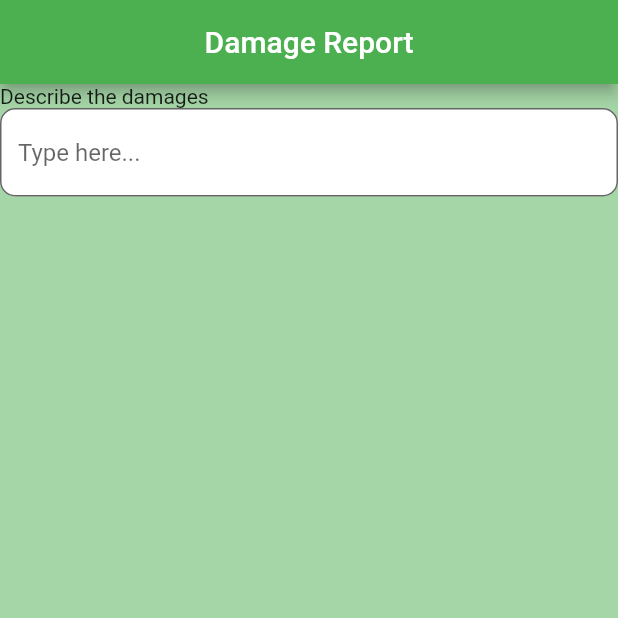
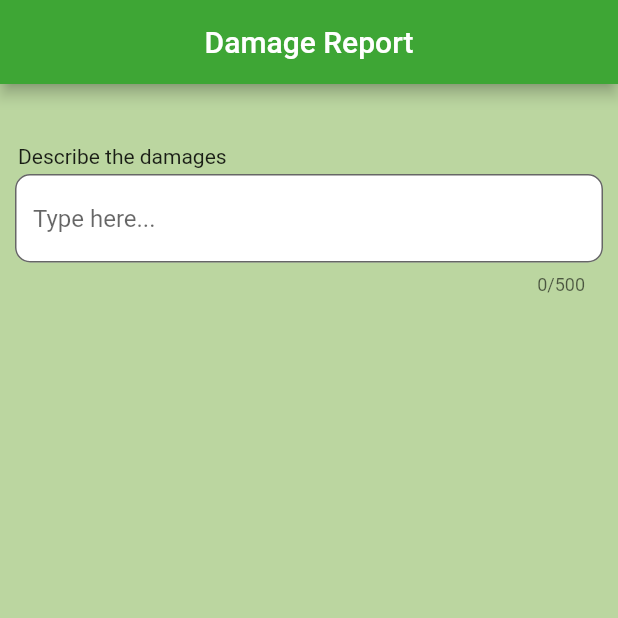
Before and after one commit to MattyMcF4tty/Report_Sender, a Flutter app: the screen it shows after launch, on a phone screen of 412 x 824 dp, the top half of it. Run offline on Flutter 3.47's test engine with Material 2 defaults, Android fonts, the light colour scheme and no system bars.

Commit message:
text limit, vertical alignment and focus color

```diff
--- a/reportsender/lib/main.dart
+++ b/reportsender/lib/main.dart
@@ -1,5 +1,6 @@
 import 'package:flutter/material.dart';
 import 'package:reportsender/screens/damage_report.dart';
+import 'package:reportsender/style/my_colors.dart';
 
 void main() {
   runApp(const MyApp());
--- a/reportsender/lib/screens/damage_report.dart
+++ b/reportsender/lib/screens/damage_report.dart
@@ -1,5 +1,6 @@
 import 'package:flutter/material.dart';
-import 'package:reportsender/widgets/input_field.dart';
+import 'package:reportsender/widgets/inputfield.dart';
+import 'package:reportsender/style/my_colors.dart';
 
 class DamageReport extends StatefulWidget {
   final String title;
@@ -14,17 +15,21 @@ class _DamageReport extends State<DamageReport> {
   @override
   Widget build(BuildContext context) {
     return Scaffold(
-      backgroundColor: Colors.green[200],
+      backgroundColor: MyColors.secondaryGreen,
       appBar: AppBar(
+        backgroundColor: MyColors.primaryGreen,
         title: Text(widget.title),
         centerTitle: true,
       ),
       body: Column(
         crossAxisAlignment: CrossAxisAlignment.start,
-        children: const <Widget>[
-          InputField(
-            placeholderText: "Type here...",
-            inputfieldLabel: "Describe the damages",
+        children: <Widget>[
+          Container(
+            margin: const EdgeInsets.fromLTRB(10, 40, 10, 0),
+            child: const InputField(
+              placeholderText: "Type here...",
+              inputfieldLabel: "Describe the damages",
+            ),
           ),
         ],
       ),
--- /dev/null
+++ b/reportsender/lib/style/my_colors.dart
@@ -0,0 +1,6 @@
+import 'package:flutter/material.dart';
+
+class MyColors {
+  static const primaryGreen = Color.fromRGBO(62, 166, 53, 1);
+  static const secondaryGreen = Color.fromRGBO(187, 214, 160, 1);
+}
--- a/reportsender/lib/widgets/input_field.dart
+++ b/reportsender/lib/widgets/inputfield.dart
@@ -10,11 +10,13 @@ class InputField extends StatefulWidget {
       required this.inputfieldLabel});
 
   @override
-  State<InputField> createState() => _InputField();
+  State<InputField> createState() => _InputFieldState();
 }
 
-class _InputField extends State<InputField> {
+class _InputFieldState extends State<InputField> {
   final inputfieldTextController = TextEditingController();
+  final FocusNode _inputfieldFocus = FocusNode();
+  Color _fillColor = Colors.white;
 
   @override
   void dispose() {
@@ -23,22 +25,43 @@ class _InputField extends State<InputField> {
   }
 
   @override
+  void initState() {
+    _inputfieldFocus.addListener(() {
+      if (_inputfieldFocus.hasFocus) {
+        setState(() {
+          _fillColor = Colors.white;
+        });
+      } else {
+        setState(() {
+          _fillColor = Colors.white;
+        });
+      }
+    });
+    super.initState();
+  }
+
+  @override
   Widget build(BuildContext context) {
     return Column(
       crossAxisAlignment: CrossAxisAlignment.start,
       children: <Widget>[
-        Text(widget.inputfieldLabel),
+        Padding(
+          padding: const EdgeInsets.fromLTRB(2, 0, 0, 4),
+          child: Text(widget.inputfieldLabel),
+        ),
         TextField(
           controller: inputfieldTextController,
+          maxLength: 500,
+          maxLines: null,
           decoration: InputDecoration(
             hintText: widget.placeholderText,
             filled: true,
-            fillColor: Colors.white,
-            hoverColor: Colors.blue,
+            fillColor: _fillColor,
             border: OutlineInputBorder(
               borderRadius: BorderRadius.circular(10),
             ),
           ),
+          focusNode: _inputfieldFocus,
         ),
       ],
     );
```
